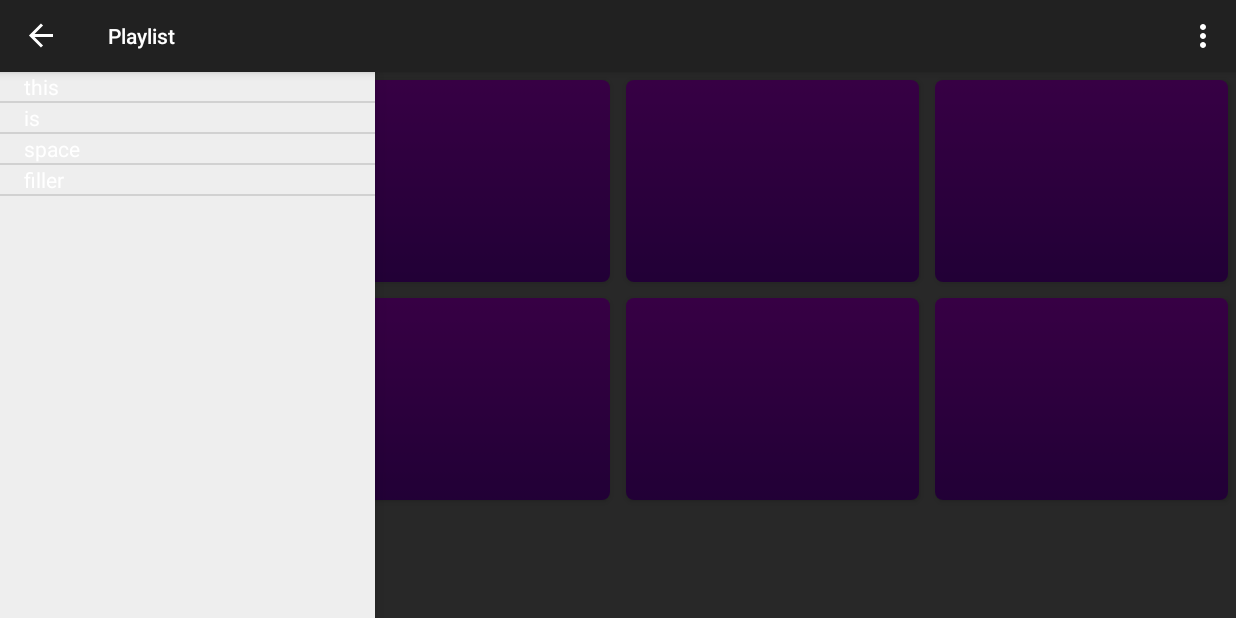
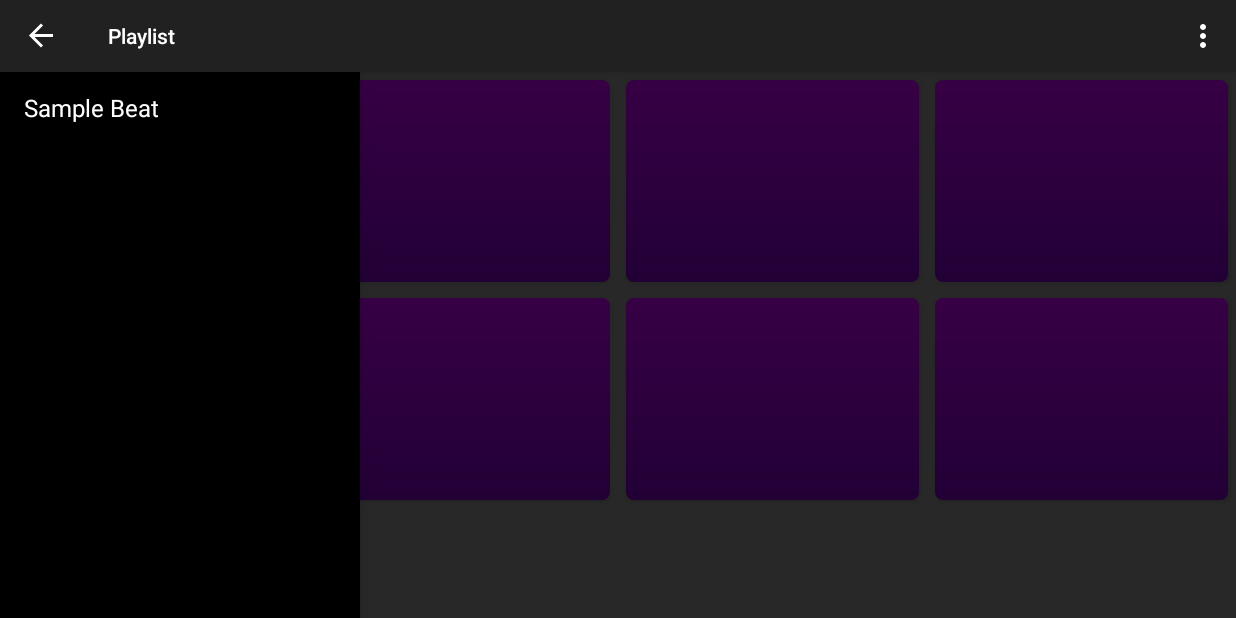
Before and after one commit to ctkim/BeatTHIS, an Android app: the screen it shows after launch (MainActivity), with the side drawer open, on a phone screen of 824 x 412 dp (held sideways). Run offline under Robolectric (Android 15) with nearby library versions, the phone set to English and light mode, and no system bars.

Commit message:
play sample beat from nav drawer

```diff
--- a/src/main/java/com/example/awesomemusicselectorapp/MainActivity.java
+++ b/src/main/java/com/example/awesomemusicselectorapp/MainActivity.java
@@ -1,6 +1,8 @@
 package com.example.awesomemusicselectorapp;
 
 import android.content.res.Configuration;
+import android.content.res.Resources;
+import android.graphics.Typeface;
 import android.media.MediaPlayer;
 import android.support.v4.widget.DrawerLayout;
 import android.support.v7.app.ActionBarActivity;
@@ -14,14 +16,17 @@ import android.widget.AdapterView;
 import android.widget.ArrayAdapter;
 import android.widget.Button;
 import android.widget.ListView;
+import android.widget.TextView;
 import android.widget.Toast;
+
+import java.util.ArrayList;
 
 
 public class MainActivity extends ActionBarActivity {
 
 	Button b1, b2, b3, b4, b5, b6, b7, b8;
-    private MediaPlayer m1, m2, m3, m4, m5, m6, m7, m8;
-    private String[] mSongs;
+    private MediaPlayer m1, m2, m3, m4, m5, m6, m7, m8, songPlayer;
+    private ArrayList<String> mSongs;
     private DrawerLayout mDrawerLayout;
     private ListView mDrawerList;
     private ActionBarDrawerToggle mDrawerToggle;
@@ -44,7 +49,9 @@ public class MainActivity extends ActionBarActivity {
 
         mTitle = getTitle();
         mDrawerTitle = "Playlist";
-        mSongs = new String[] {"this", "is", "space", "filler"};
+        mSongs = new ArrayList<String>();
+        // add sample song
+        mSongs.add("Sample Beat");
         mDrawerLayout = (DrawerLayout) findViewById(R.id.drawer_layout);
         mDrawerList = (ListView) findViewById(R.id.navList);
         mDrawerList.setAdapter(new ArrayAdapter<String>(this,
@@ -77,6 +84,8 @@ public class MainActivity extends ActionBarActivity {
 
             public void onDrawerOpened(View drawerView) {
                 super.onDrawerOpened(drawerView);
+                mDrawerList.bringToFront();
+                mDrawerLayout.requestLayout();
                 getSupportActionBar().setTitle(mDrawerTitle);
                 invalidateOptionsMenu(); // creates call to onPrepareOptionsMenu()
             }
@@ -251,20 +260,7 @@ public class MainActivity extends ActionBarActivity {
                 break;
         }
         return beat;
-        //mPlayer = MediaPlayer.create(MainActivity.this, beat);
-        //mPlayer.start();
     }
-
-    // only required is onTouchListener doesn't work
-    /*@Override
-    protected void onPause() {
-        super.onPause();
-        for (int i=0; i<allMPlayers.length; i++) {
-            if (allMPlayers[i].isPlaying()) {
-                allMPlayers[i].stop();
-            }
-        }
-    }*/
 
 	@Override
     public boolean onCreateOptionsMenu(Menu menu) {
@@ -304,9 +300,40 @@ public class MainActivity extends ActionBarActivity {
 
     // click on nav menu item
     private class DrawerItemClickListener implements android.widget.AdapterView.OnItemClickListener {
+        private DrawerLayout mDrawerLayout;
         @Override
         public void onItemClick(AdapterView parent, View view, int position, long id) {
             Toast.makeText(MainActivity.this, "Playing song...", Toast.LENGTH_SHORT).show();
+            playSong(position);
+            mDrawerLayout = (DrawerLayout) findViewById(R.id.drawer_layout);
+            mDrawerList.setItemChecked(position, true);
+            mDrawerLayout.closeDrawers();
+        }
+    }
+
+    // plays selected song from nav menu
+    // position is index in Arraylist mSongs
+    private void playSong(int position) {
+        //String songName = mSongs.get(position);
+        songPlayer = MediaPlayer.create(MainActivity.this, R.raw.sample_beat);
+        songPlayer.start();
+    }
+
+    @Override
+    protected void onPause() {
+        super.onPause();
+        if (songPlayer.isPlaying()) {
+            songPlayer.stop();
+            songPlayer.release();
+        }
+    }
+
+    @Override
+    protected void onStop() {
+        super.onStop();
+        if (songPlayer.isPlaying()) {
+            songPlayer.stop();
+            songPlayer.release();
         }
     }
 }
--- a/src/main/res/layout-v14/drawer_list_item.xml
+++ b/src/main/res/layout-v14/drawer_list_item.xml
@@ -2,7 +2,10 @@
     android:id="@android:id/text1"
     android:layout_width="match_parent"
     android:layout_height="wrap_content"
+    android:textAppearance="?android:attr/textAppearanceListItemSmall"
     android:gravity="center_vertical"
     android:paddingLeft="16dp"
     android:paddingRight="16dp"
-    android:textColor="#fff"/>
+    android:textColor="#fff"
+    android:background="?android:attr/activatedBackgroundIndicator"
+    android:minHeight="?android:attr/listPreferredItemHeightSmall"/>
--- a/src/main/res/layout/activity_main.xml
+++ b/src/main/res/layout/activity_main.xml
@@ -9,12 +9,14 @@
         android:layout_width="match_parent"
         android:layout_height="match_parent" />
 
-    <ListView
-        android:id="@+id/navList"
-        android:layout_width="250dp"
+    <ListView android:id="@+id/navList"
+        android:layout_width="240dp"
         android:layout_height="match_parent"
         android:layout_gravity="start"
-        android:background="#ffeeeeee"/>
+        android:choiceMode="singleChoice"
+        android:divider="@android:color/transparent"
+        android:dividerHeight="0dp"
+        android:background="@color/black"/>
 
     <LinearLayout xmlns:android="http://schemas.android.com/apk/res/android"
         android:layout_width="fill_parent"
```
Also changed, not shown: 25 other files.
